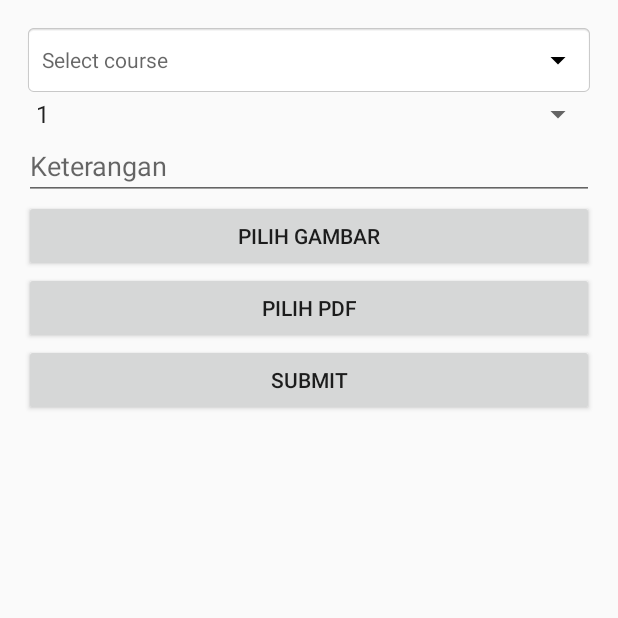
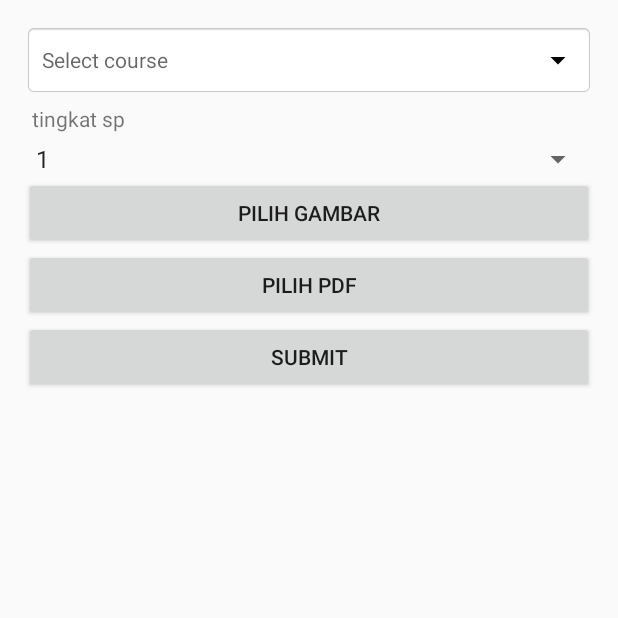
Before and after one commit to bagasdwii/mobilemonitoringpkl, an Android app: the fragment SuratFragment placed in its activity, after a tap on "SUBMIT", on a phone screen of 412 x 824 dp, the top half of it. Run offline under Robolectric (Android 15) with nearby library versions, the phone set to English and light mode, and no system bars; network calls fail.

Commit message:
update suratketerangan

```diff
--- a/app/src/main/java/com/example/mobilemonitoringbankbpr/adapter/MonitoringAdapter.kt
+++ b/app/src/main/java/com/example/mobilemonitoringbankbpr/adapter/MonitoringAdapter.kt
@@ -196,8 +196,7 @@ class MonitoringAdapter(
                 "Tingkat: ${suratPeringatan.tingkat}"
             dialogView.findViewById<TextView>(R.id.tvTanggal).text =
                 "Tanggal: ${suratPeringatan.tanggal}"
-            dialogView.findViewById<TextView>(R.id.tvKeterangan).text =
-                "Keterangan: ${suratPeringatan.keterangan}"
+
 
             val ivBuktiGambar = dialogView.findViewById<ImageView>(R.id.ivBuktiGambar)
             val tvPdfFileName = dialogView.findViewById<TextView>(R.id.tvPdfFileName)
--- a/app/src/main/java/com/example/mobilemonitoringbankbpr/data/SuratPeringatan.kt
+++ b/app/src/main/java/com/example/mobilemonitoringbankbpr/data/SuratPeringatan.kt
@@ -4,7 +4,6 @@ data class SuratPeringatan(
     val no: Long,
     val tingkat: Int,
     val tanggal: String,
-    val keterangan: String,
     val bukti_gambar: String? = null,
     val scan_pdf: String? = null,
     val id_account_officer: Long
--- a/app/src/main/java/com/example/mobilemonitoringbankbpr/fragment/SuratFragment.kt
+++ b/app/src/main/java/com/example/mobilemonitoringbankbpr/fragment/SuratFragment.kt
@@ -128,6 +128,7 @@ class SuratFragment : Fragment() {
             Log.d("SuratFragment", "isLoading: $isLoading")
         })
         updateDateInView()
+
     }
 
     private fun setupNasabahDropdown() {
@@ -169,11 +170,16 @@ class SuratFragment : Fragment() {
     }
 
     private fun setupDatePicker() {
-        val dateSetListener =
-            DatePickerDialog.OnDateSetListener { _, year, monthOfYear, dayOfMonth ->
+        val dateSetListener = DatePickerDialog.OnDateSetListener { _, year, monthOfYear, dayOfMonth ->
             calendar.set(Calendar.YEAR, year)
             calendar.set(Calendar.MONTH, monthOfYear)
             calendar.set(Calendar.DAY_OF_MONTH, dayOfMonth)
+
+            // Pastikan waktu saat ini juga diatur
+            calendar.set(Calendar.HOUR_OF_DAY, Calendar.getInstance().get(Calendar.HOUR_OF_DAY))
+            calendar.set(Calendar.MINUTE, Calendar.getInstance().get(Calendar.MINUTE))
+            calendar.set(Calendar.SECOND, Calendar.getInstance().get(Calendar.SECOND))
+
             updateDateInView()
             Log.d("SuratFragment", "Date selected: ${calendar.time}")
         }
@@ -190,11 +196,22 @@ class SuratFragment : Fragment() {
     }
 
     private fun updateDateInView() {
-        val format = "yyyy-MM-dd"
+        val format = "yyyy-MM-dd HH:mm:ss"
         val sdf = SimpleDateFormat(format, Locale.US)
-        binding.etTanggal.setText(sdf.format(calendar.time))
-        Log.d("SuratFragment", "Date updated in view: ${sdf.format(calendar.time)}")
+
+        // Pastikan waktu saat ini diatur saat updateDateInView() dipanggil
+        calendar.set(Calendar.HOUR_OF_DAY, Calendar.getInstance().get(Calendar.HOUR_OF_DAY))
+        calendar.set(Calendar.MINUTE, Calendar.getInstance().get(Calendar.MINUTE))
+        calendar.set(Calendar.SECOND, Calendar.getInstance().get(Calendar.SECOND))
+
+        val currentTime = calendar.time
+        Log.d("SuratFragment", "Current calendar time: $currentTime")
+        val formattedDate = sdf.format(currentTime)
+        binding.etTanggal.setText(formattedDate)
+        Log.d("SuratFragment", "Date updated in view: $formattedDate")
     }
+
+
 
     private fun setupPdfPicker() {
         binding.btnPilihPdf.setOnClickListener {
@@ -327,9 +344,8 @@ class SuratFragment : Fragment() {
         val namaNasabah = binding.autoCompleteNasabah.text.toString()
         val tingkatSP = binding.spinnerTingkatSP.selectedItem?.toString()?.toIntOrNull()
         val tanggal = binding.etTanggal.text.toString()
-        val keterangan = binding.etKeterangan.text.toString()
 
-        if (namaNasabah.isEmpty() || tingkatSP == null || tanggal.isEmpty() || keterangan.isEmpty()) {
+        if (namaNasabah.isEmpty() || tingkatSP == null || tanggal.isEmpty()){
             Toast.makeText(requireContext(), "Semua field harus diisi", Toast.LENGTH_SHORT).show()
             Log.w("SuratFragment", "Form submission failed: empty fields")
             return
@@ -347,7 +363,6 @@ class SuratFragment : Fragment() {
             no = nasabah.no,
             tingkat = tingkatSP,
             tanggal = tanggal,
-            keterangan = keterangan,
             bukti_gambar = selectedImageUri.toString(),
             scan_pdf = selectedPdfUri.toString(),
             id_account_officer = nasabah.id_account_officer
@@ -410,7 +425,6 @@ class SuratFragment : Fragment() {
         binding.autoCompleteNasabah.setText("")
         binding.spinnerTingkatSP.setSelection(0)
         updateDateInView()
-        binding.etKeterangan.setText("")
         binding.ivPreviewGambar.visibility = View.GONE
         binding.tvPdfName.visibility = View.GONE
         selectedImageUri = null
--- a/app/src/main/java/com/example/mobilemonitoringbankbpr/repository/SuratRepository.kt
+++ b/app/src/main/java/com/example/mobilemonitoringbankbpr/repository/SuratRepository.kt
@@ -93,7 +93,6 @@ class SuratRepository(private val context: Context) {
         val no = suratPeringatan.no.toString().toRequestBody("text/plain".toMediaTypeOrNull())
         val tingkat = suratPeringatan.tingkat.toString().toRequestBody("text/plain".toMediaTypeOrNull())
         val tanggal = suratPeringatan.tanggal.toRequestBody("text/plain".toMediaTypeOrNull())
-        val keterangan = suratPeringatan.keterangan.toRequestBody("text/plain".toMediaTypeOrNull())
         val id_account_officer = suratPeringatan.id_account_officer.toString().toRequestBody("text/plain".toMediaTypeOrNull())
 
         val bukti_gambar = imageFile?.let {
@@ -105,7 +104,7 @@ class SuratRepository(private val context: Context) {
 
         // Logging before making the request
         Log.d("SuratRepository", "Preparing to send SuratPeringatan data")
-        Log.d("SuratRepository", "Data: no=${suratPeringatan.no}, tingkat=${suratPeringatan.tingkat}, tanggal=${suratPeringatan.tanggal}, keterangan=${suratPeringatan.keterangan}, id_account_officer=${suratPeringatan.id_account_officer}")
+        Log.d("SuratRepository", "Data: no=${suratPeringatan.no}, tingkat=${suratPeringatan.tingkat}, tanggal=${suratPeringatan.tanggal}, id_account_officer=${suratPeringatan.id_account_officer}")
 
         bukti_gambar?.let {
             Log.d("SuratRepository", "buktiGambar: name=${it.body.contentType()}, length=${it.body.contentLength()} bytes")
@@ -119,7 +118,6 @@ class SuratRepository(private val context: Context) {
             no,
             tingkat,
             tanggal,
-            keterangan,
             id_account_officer,
             bukti_gambar,
             scan_pdf
@@ -128,7 +126,7 @@ class SuratRepository(private val context: Context) {
         // Logging the endpoint and data
         val endpointUrl = call.request().url
         Log.d("SuratRepository", "submitSuratPeringatan: URL: $endpointUrl")
-        Log.d("SuratRepository", "submitSuratPeringatan: Data: no=${suratPeringatan.no}, tingkat=${suratPeringatan.tingkat}, tanggal=${suratPeringatan.tanggal}, keterangan=${suratPeringatan.keterangan}, idAccountOfficer=${suratPeringatan.id_account_officer}")
+        Log.d("SuratRepository", "submitSuratPeringatan: Data: no=${suratPeringatan.no}, tingkat=${suratPeringatan.tingkat}, tanggal=${suratPeringatan.tanggal}, idAccountOfficer=${suratPeringatan.id_account_officer}")
 
         call.enqueue(object : Callback<Void> {
             override fun onResponse(call: Call<Void>, response: Response<Void>) {
--- a/app/src/main/java/com/example/mobilemonitoringbankbpr/server/ApiService.kt
+++ b/app/src/main/java/com/example/mobilemonitoringbankbpr/server/ApiService.kt
@@ -34,7 +34,6 @@ interface ApiService {
         @Part("no") no: RequestBody,
         @Part("tingkat") tingkat: RequestBody,
         @Part("tanggal") tanggal: RequestBody,
-        @Part("keterangan") keterangan: RequestBody,
         @Part("id_account_officer") idAccountOfficer: RequestBody,
         @Part bukti_gambar: MultipartBody.Part?,
         @Part scan_pdf: MultipartBody.Part?
--- a/app/src/main/res/layout/fragment_surat.xml
+++ b/app/src/main/res/layout/fragment_surat.xml
@@ -18,7 +18,12 @@
         android:background="@android:drawable/editbox_background"
         />
 
-
+    <TextView
+        android:layout_width="match_parent"
+        android:layout_height="wrap_content"
+        android:text="tingkat sp"
+        android:padding="5dp"
+        />
     <Spinner
         android:id="@+id/spinnerTingkatSP"
         android:layout_width="match_parent"
@@ -33,12 +38,6 @@
         android:focusable="false"
         android:visibility="gone"/>
 
-    <EditText
-        android:id="@+id/etKeterangan"
-        android:layout_width="match_parent"
-        android:layout_height="wrap_content"
-        android:hint="Keterangan"
-        android:inputType="textMultiLine" />
 
     <Button
         android:id="@+id/btnPilihGambar"
```
Lines whose indentation alone changed are shown as unchanged.
